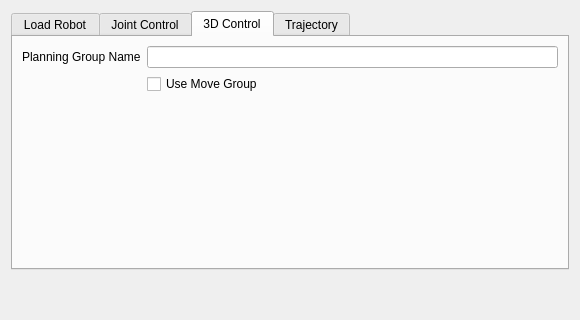
This is ROS2MotionControl/Resources/UI/ROS2MotionControl.ui in rosmed/slicer_ros2_module as Qt 5 draws it before an edit; both pictures show x 0 to 580 and y 0 to 320 of the 580 by 1162 pixel window. The edited form follows.
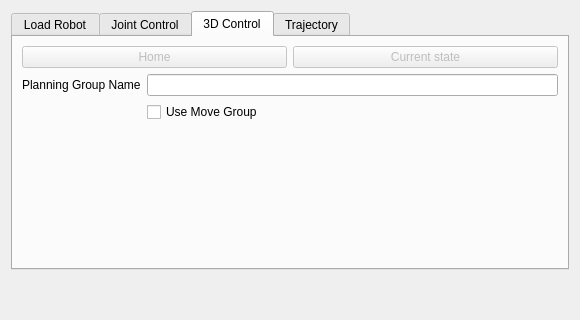
This is the edited form. The open tabs and pages were chosen to show the change. Custom widgets are drawn as their Qt base class.

Commit message: Added Home and Current state to 3D control tab

What changed in the file:
```diff
--- a/ROS2MotionControl/Resources/UI/ROS2MotionControl.ui
+++ b/ROS2MotionControl/Resources/UI/ROS2MotionControl.ui
@@ -216,6 +216,30 @@
        <string>3D Control</string>
       </attribute>
       <layout class="QFormLayout" name="formLayout">
+         <item row="0" column="0" colspan="2">
+          <layout class="QHBoxLayout" name="horizontalLayoutControlButtons">
+           <item>
+            <widget class="QPushButton" name="zeroPushButton3DControl">
+             <property name="enabled">
+              <bool>false</bool>
+             </property>
+             <property name="text">
+              <string>Home</string>
+             </property>
+            </widget>
+           </item>
+           <item>
+            <widget class="QPushButton" name="currentStatePushButton3DControl">
+             <property name="enabled">
+              <bool>false</bool>
+             </property>
+             <property name="text">
+              <string>Current state</string>
+             </property>
+            </widget>
+           </item>
+          </layout>
+         </item>
        <item row="6" column="1">
         <widget class="QCheckBox" name="checkBox">
          <property name="enabled">
```
The commit also changes 1 other file.
